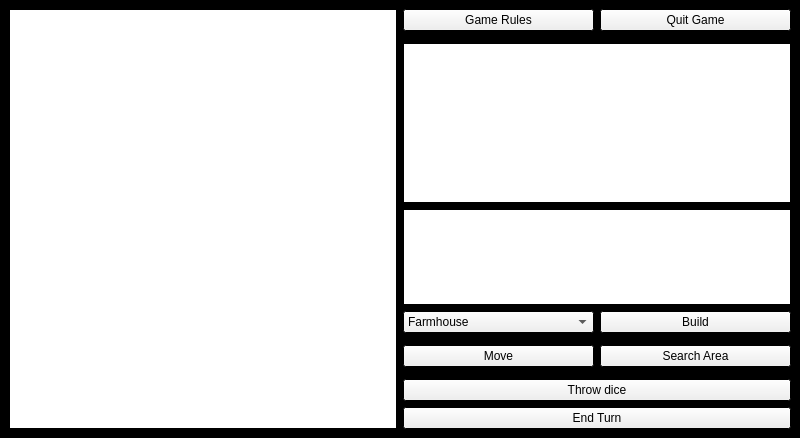
Qt form Game/mapwindow.ui (kemm0/Adam-Smith-s-Capitalization) before a commit.
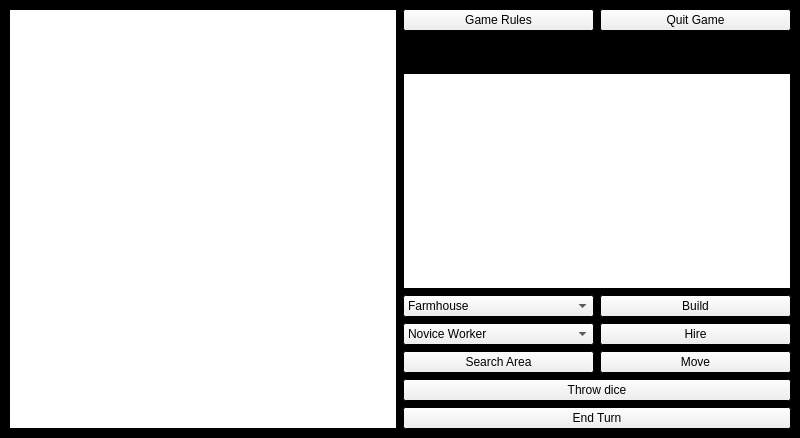
The same form after that commit.

Commit message: Added more sounds! Also added signals and slots so the game components can pass info on the GUI

What changed in the file:
```diff
--- a/Game/mapwindow.ui
+++ b/Game/mapwindow.ui
@@ -79,10 +79,19 @@
   </property>
   <widget class="QWidget" name="centralwidget">
    <layout class="QGridLayout" name="gridLayout">
-    <item row="11" column="1">
+    <item row="0" column="0" rowspan="13">
+     <widget class="QGraphicsView" name="gameMapView"/>
+    </item>
+    <item row="12" column="1">
      <layout class="QHBoxLayout" name="horizontalLayout_2">
       <item>
        <widget class="QPushButton" name="endTurnButton">
+        <property name="minimumSize">
+         <size>
+          <width>386</width>
+          <height>0</height>
+         </size>
+        </property>
         <property name="text">
          <string>End Turn</string>
         </property>
@@ -90,24 +99,6 @@
       </item>
      </layout>
     </item>
-    <item row="8" column="1">
-     <layout class="QHBoxLayout" name="horizontalLayout">
-      <item>
-       <widget class="QPushButton" name="moveButton">
-        <property name="text">
-         <string>Move</string>
-        </property>
-       </widget>
-      </item>
-      <item>
-       <widget class="QPushButton" name="searchAreaButton">
-        <property name="text">
-         <string>Search Area</string>
-        </property>
-       </widget>
-      </item>
-     </layout>
-    </item>
     <item row="0" column="1">
      <layout class="QHBoxLayout" name="horizontalLayout_3">
       <item>
@@ -126,20 +117,32 @@
       </item>
      </layout>
     </item>
-    <item row="0" column="0" rowspan="12">
-     <widget class="QGraphicsView" name="gameMapView"/>
-    </item>
-    <item row="10" column="1">
+    <item row="11" column="1">
      <widget class="QPushButton" name="diceButton">
       <property name="text">
        <string>Throw dice</string>
       </property>
      </widget>
     </item>
-    <item row="3" column="1" rowspan="3">
-     <widget class="QTextBrowser" name="gameDialogueBrowser"/>
+    <item row="10" column="1">
+     <layout class="QHBoxLayout" name="horizontalLayout">
+      <item>
+       <widget class="QPushButton" name="searchAreaButton">
+        <property name="text">
+         <string>Search Area</string>
+        </property>
+       </widget>
+      </item>
+      <item>
+       <widget class="QPushButton" name="moveButton">
+        <property name="text">
+         <string>Move</string>
+        </property>
+       </widget>
+      </item>
+     </layout>
     </item>
-    <item row="6" column="1">
+    <item row="8" column="1">
      <layout class="QHBoxLayout" name="horizontalLayout_5">
       <item>
        <widget class="QComboBox" name="buildingsList">
@@ -169,8 +172,38 @@
       </item>
      </layout>
     </item>
-    <item row="2" column="1">
-     <widget class="QTextBrowser" name="gameStatsBrowser"/>
+    <item row="7" column="1">
+     <widget class="QTextBrowser" name="gameDialogueBrowser"/>
+    </item>
+    <item row="9" column="1">
+     <layout class="QHBoxLayout" name="horizontalLayout_4">
+      <item>
+       <widget class="QComboBox" name="hiringList">
+        <item>
+         <property name="text">
+          <string>Novice Worker</string>
+         </property>
+        </item>
+        <item>
+         <property name="text">
+          <string>Apprentice Worker</string>
+         </property>
+        </item>
+        <item>
+         <property name="text">
+          <string>Master Worker</string>
+         </property>
+        </item>
+       </widget>
+      </item>
+      <item>
+       <widget class="QPushButton" name="hireButton">
+        <property name="text">
+         <string>Hire</string>
+        </property>
+       </widget>
+      </item>
+     </layout>
     </item>
    </layout>
   </widget>
```
The commit also changes 19 other files.
